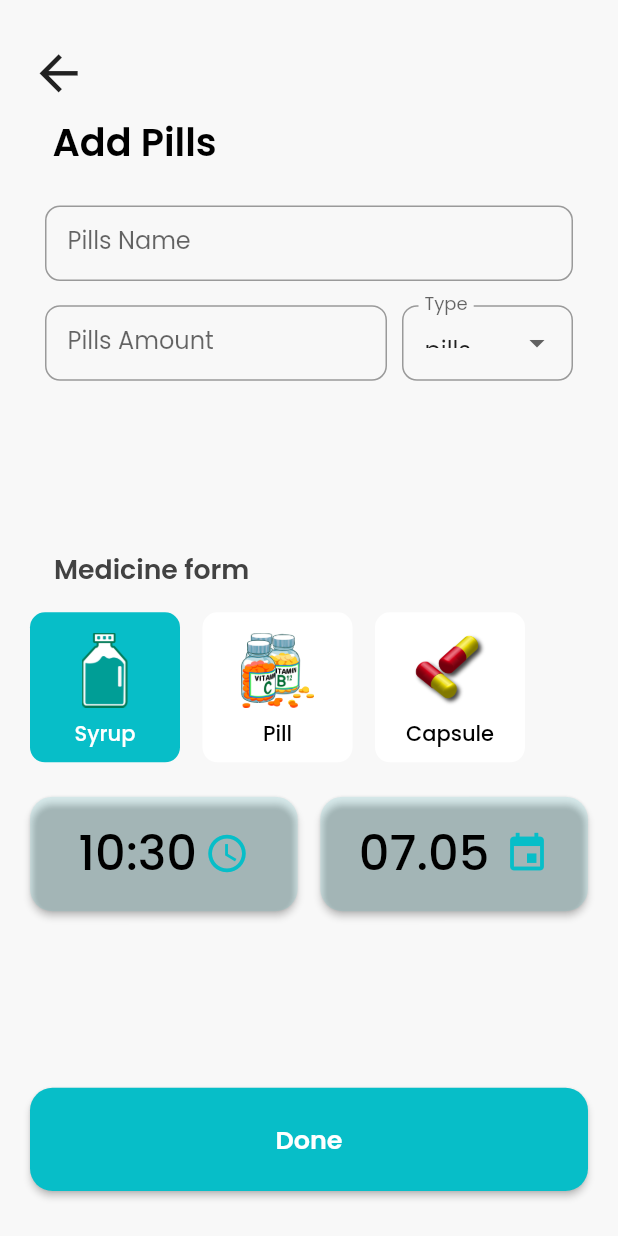
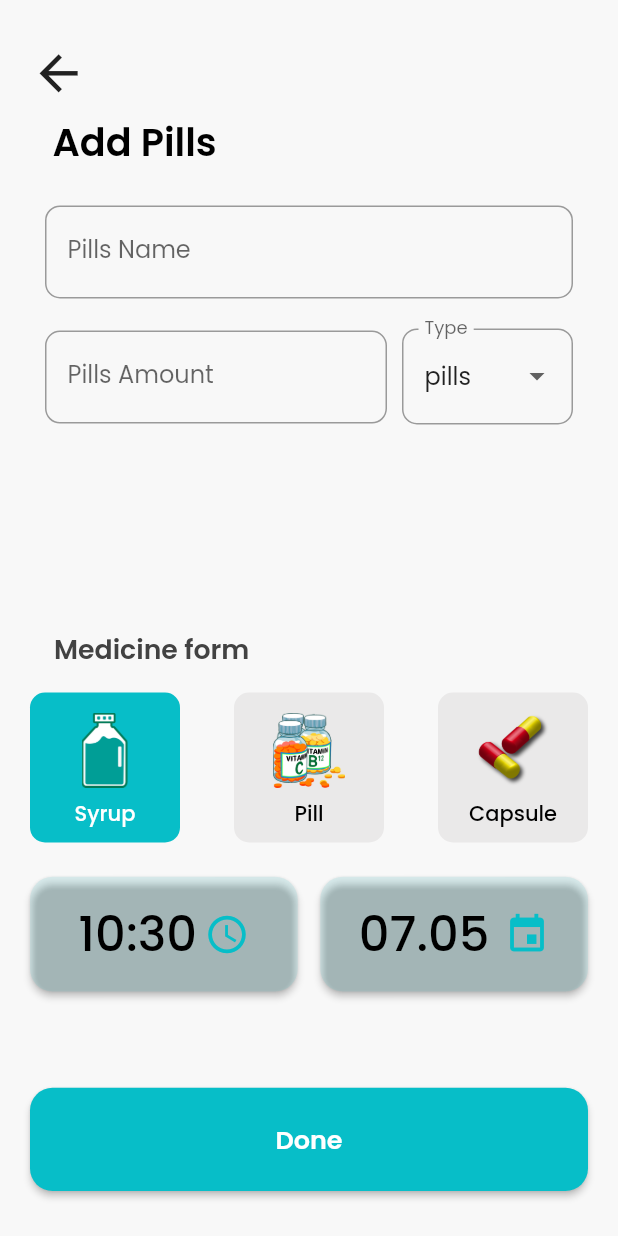
Before and after one commit to archndrx/MediMate, a Flutter app: the AddNewMedicine screen opened by its route, on a phone screen of 412 x 824 dp. Run offline on Flutter 3.47's test engine with Material 2 defaults, Android fonts, the phone set to English and light mode, and no system bars; our stand-ins replace animated_text_kit, auto_size_text, flutter_local_notifications, sqflite, timezone; accounts and stored records are empty.

Commit message:
change screen layout

```diff
--- a/lib/view/screen/add_new_medicine/add_new_medicine.dart
+++ b/lib/view/screen/add_new_medicine/add_new_medicine.dart
@@ -90,7 +90,7 @@ class _AddNewMedicineState extends State<AddNewMedicine> {
               ),
               Consumer<MedicineProvider>(
                 builder: (context, medicProvider, child) => Container(
-                  height: deviceHeight * 0.3,
+                  height: deviceHeight * 0.37,
                   child: Padding(
                     padding: const EdgeInsets.symmetric(horizontal: 10.0),
                     child: FormFields(
@@ -121,9 +121,8 @@ class _AddNewMedicineState extends State<AddNewMedicine> {
               ),
               Container(
                 height: 100,
-                child: ListView(
-                  shrinkWrap: true,
-                  scrollDirection: Axis.horizontal,
+                child: Row(
+                  mainAxisAlignment: MainAxisAlignment.spaceBetween,
                   children: <Widget>[
                     ...provider.medicineTypes
                         .map((type) => MedicineTypeCard(type))
--- a/lib/view/screen/add_new_medicine/form_fields.dart
+++ b/lib/view/screen/add_new_medicine/form_fields.dart
@@ -60,7 +60,6 @@ class FormFields extends StatelessWidget {
                             borderRadius: BorderRadius.circular(10.0),
                             borderSide:
                                 BorderSide(width: 0.5, color: Colors.grey))),
-                    onSubmitted: (val) => focus.unfocus(),
                   ),
                 ),
               ),
@@ -70,17 +69,18 @@ class FormFields extends StatelessWidget {
               Flexible(
                 flex: 1,
                 child: Container(
-                  height: constrains.maxHeight * 0.22,
+                  height: constrains.maxHeight * 0.23,
                   child: DropdownButtonFormField(
                     onTap: () => focus.unfocus(),
                     decoration: InputDecoration(
-                        contentPadding: EdgeInsets.symmetric(
-                            horizontal: 15.0, vertical: 20.0),
-                        labelText: "Type",
-                        border: OutlineInputBorder(
-                            borderRadius: BorderRadius.circular(10.0),
-                            borderSide:
-                                BorderSide(width: 0.5, color: Colors.grey))),
+                      contentPadding: EdgeInsets.symmetric(
+                          horizontal: 15.0, vertical: 20.0),
+                      labelText: "Type",
+                      border: OutlineInputBorder(
+                        borderRadius: BorderRadius.circular(10.0),
+                        borderSide: BorderSide(width: 0.5, color: Colors.grey),
+                      ),
+                    ),
                     items: weightValues
                         .map((weight) => DropdownMenuItem(
                               child: Text(weight),
--- a/lib/view/screen/add_new_medicine/medicine_type_card.dart
+++ b/lib/view/screen/add_new_medicine/medicine_type_card.dart
@@ -11,19 +11,19 @@ class MedicineTypeCard extends StatelessWidget {
   Widget build(BuildContext context) {
     final provider = Provider.of<MedicineProvider>(context);
 
-    return Row(
-      mainAxisAlignment: MainAxisAlignment.end,
+    return Column(
       children: [
         InkWell(
           onTap: () => provider.medicineTypeClick(pillType),
           child: Container(
+            width: 100,
+            height: 100,
             decoration: BoxDecoration(
               borderRadius: BorderRadius.circular(10.0),
               color: pillType.isChoose
                   ? Color.fromRGBO(7, 190, 200, 1)
-                  : Colors.white,
+                  : Color.fromARGB(255, 234, 233, 233),
             ),
-            width: 100,
             child: Column(
               mainAxisAlignment: MainAxisAlignment.center,
               children: [
@@ -35,20 +35,18 @@ class MedicineTypeCard extends StatelessWidget {
                   height: 7.0,
                 ),
                 Container(
-                    child: Text(
-                  pillType.name,
-                  style: TextStyle(
-                    color: pillType.isChoose ? Colors.white : Colors.black,
-                    fontWeight: FontWeight.w500,
+                  child: Text(
+                    pillType.name,
+                    style: TextStyle(
+                      color: pillType.isChoose ? Colors.white : Colors.black,
+                      fontWeight: FontWeight.w500,
+                    ),
                   ),
-                )),
+                ),
               ],
             ),
           ),
         ),
-        SizedBox(
-          width: 15.0,
-        )
       ],
     );
   }
```
